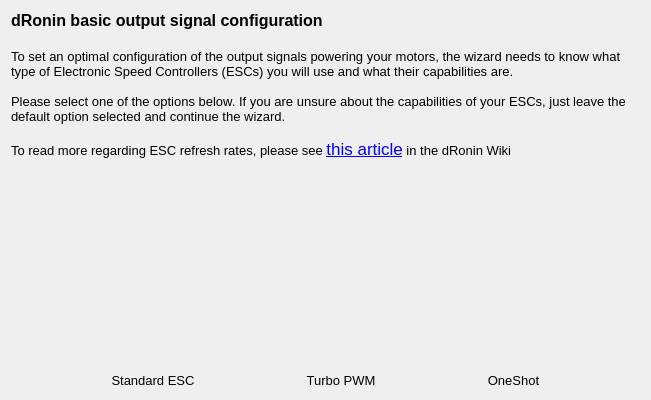
Qt form ground/gcs/src/plugins/setupwizard/pages/outputpage.ui (d-ronin/dRonin) before a commit.
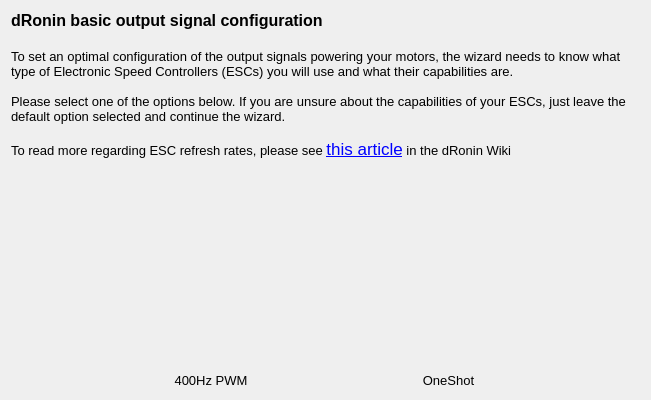
The same form after that commit. Icons and pictures are not drawn.

Commit message: gcs: wiz: Don't allow configuration of 50Hz PWM

Patch:
```diff
--- a/ground/gcs/src/plugins/setupwizard/pages/outputpage.ui
+++ b/ground/gcs/src/plugins/setupwizard/pages/outputpage.ui
@@ -55,50 +55,6 @@
    </item>
    <item>
     <layout class="QHBoxLayout" name="horizontalLayout">
-     <item>
-      <widget class="QToolButton" name="defaultESCButton">
-       <property name="font">
-        <font>
-         <pointsize>10</pointsize>
-        </font>
-       </property>
-       <property name="toolTip">
-        <string>Standard ESC 50Hz</string>
-       </property>
-       <property name="styleSheet">
-        <string notr="true">QToolButton { border: none }</string>
-       </property>
-       <property name="text">
-        <string>Standard ESC</string>
-       </property>
-       <property name="icon">
-        <iconset resource="../wizardResources.qrc">
-         <normaloff>:/setupwizard/resources/bttn-ESC-up.png</normaloff>
-         <normalon>:/setupwizard/resources/bttn-ESC-down.png</normalon>:/setupwizard/resources/bttn-ESC-up.png</iconset>
-       </property>
-       <property name="iconSize">
-        <size>
-         <width>200</width>
-         <height>100</height>
-        </size>
-       </property>
-       <property name="checkable">
-        <bool>true</bool>
-       </property>
-       <property name="checked">
-        <bool>false</bool>
-       </property>
-       <property name="autoExclusive">
-        <bool>true</bool>
-       </property>
-       <property name="toolButtonStyle">
-        <enum>Qt::ToolButtonTextUnderIcon</enum>
-       </property>
-       <property name="autoRaise">
-        <bool>true</bool>
-       </property>
-      </widget>
-     </item>
      <item>
       <widget class="QToolButton" name="rapidESCButton">
        <property name="font">
@@ -113,7 +69,7 @@
         <string notr="true">QToolButton { border: none }</string>
        </property>
        <property name="text">
-        <string>Turbo PWM</string>
+        <string>400Hz PWM</string>
        </property>
        <property name="icon">
         <iconset resource="../wizardResources.qrc">
```
Left out of the diff: 4 changed lines with no effect on the pictures. The commit also changes 1 other file.
